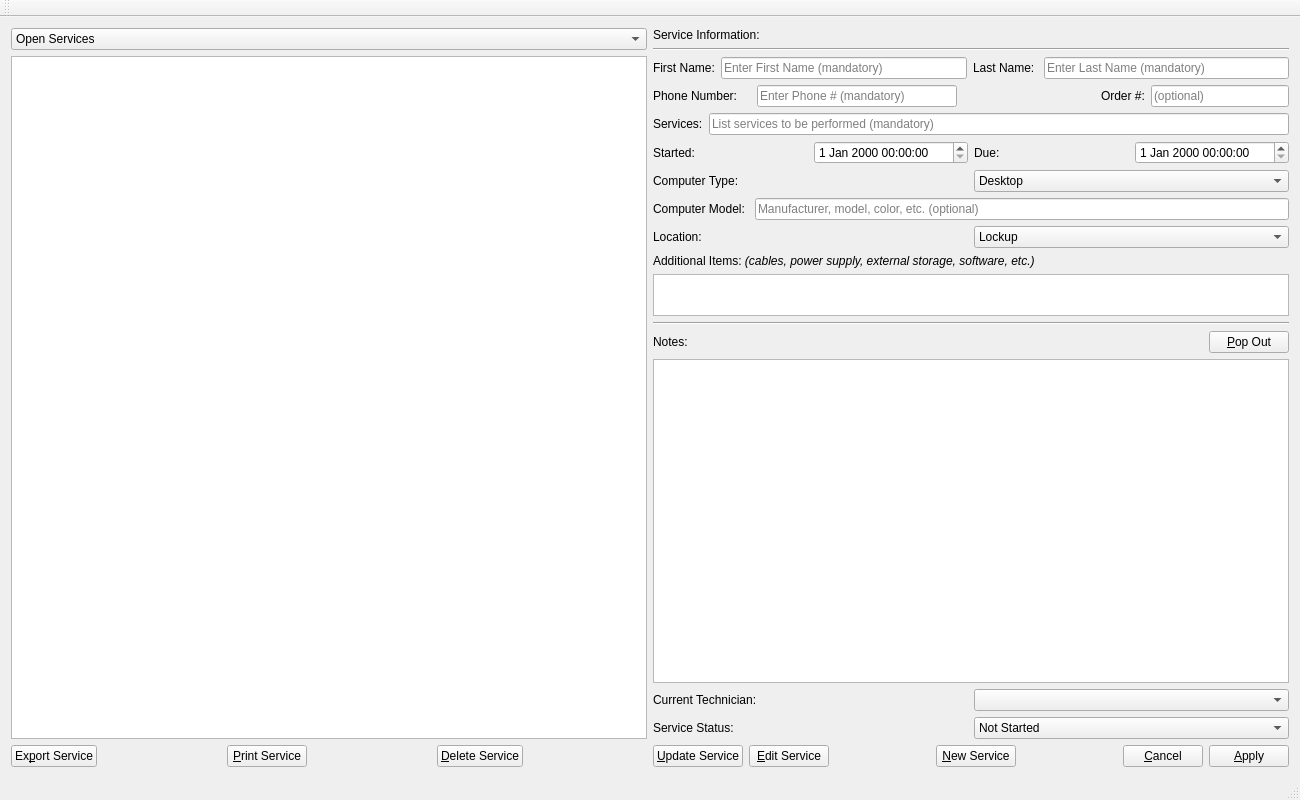
This is technotes.ui in TheLetterN/TechServiceNotes as Qt 5 draws it before an edit. The edited form follows.
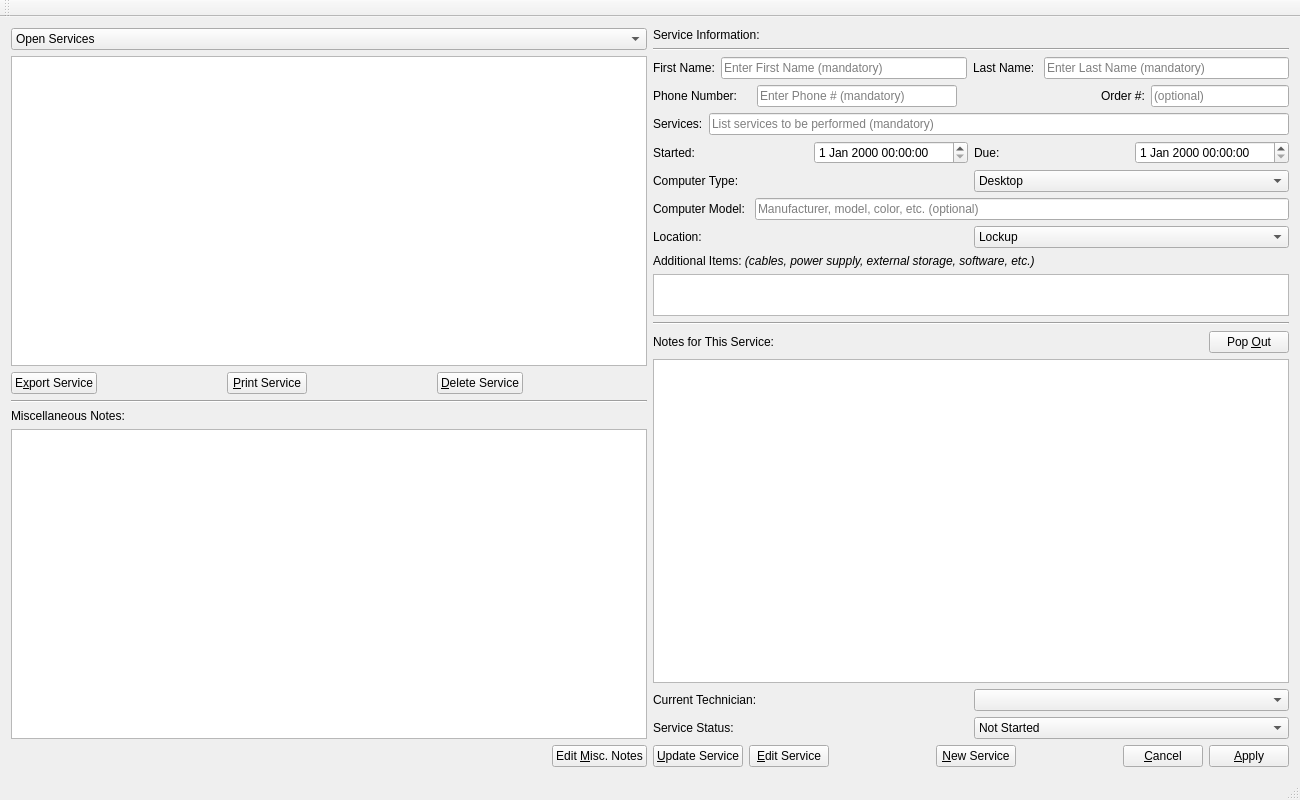
This is the edited form.

Commit message: Fixed a bug in which creating a new service while another service was selected would not clear the old service's Order #: field. Cleaned up some minor punctuation issues along the way. Added a field and button for miscellaneous notes not pertaining to any service. Added automatic creation of our data directory if it doesn't exist at the time of license agreement. Fixed a couple of buttons' text to keep the underlined letters from conflicting.

```diff
--- a/technotes.ui
+++ b/technotes.ui
@@ -48,7 +48,7 @@
            <string>&lt;html&gt;&lt;head/&gt;&lt;body&gt;&lt;p&gt;Export selected service to a plain .txt file&lt;/p&gt;&lt;/body&gt;&lt;/html&gt;</string>
           </property>
           <property name="text">
-           <string>Ex&amp;port Service</string>
+           <string>E&amp;xport Service</string>
           </property>
          </widget>
         </item>
@@ -107,6 +107,47 @@
         </item>
        </layout>
       </item>
+      <item>
+       <widget class="Line" name="line_3">
+        <property name="orientation">
+         <enum>Qt::Horizontal</enum>
+        </property>
+       </widget>
+      </item>
+      <item>
+       <widget class="QLabel" name="label_13">
+        <property name="text">
+         <string>Miscellaneous Notes:</string>
+        </property>
+       </widget>
+      </item>
+      <item>
+       <widget class="QTextEdit" name="miscNotesEdit"/>
+      </item>
+      <item>
+       <layout class="QHBoxLayout" name="horizontalLayout_13">
+        <item>
+         <spacer name="horizontalSpacer_7">
+          <property name="orientation">
+           <enum>Qt::Horizontal</enum>
+          </property>
+          <property name="sizeHint" stdset="0">
+           <size>
+            <width>40</width>
+            <height>20</height>
+           </size>
+          </property>
+         </spacer>
+        </item>
+        <item>
+         <widget class="QPushButton" name="miscEditButton">
+          <property name="text">
+           <string>Edit &amp;Misc. Notes</string>
+          </property>
+         </widget>
+        </item>
+       </layout>
+      </item>
      </layout>
     </item>
     <item>
@@ -401,7 +442,7 @@
              </sizepolicy>
             </property>
             <property name="text">
-             <string>Notes:</string>
+             <string>Notes for This Service:</string>
             </property>
            </widget>
           </item>
@@ -411,7 +452,7 @@
              <string>&lt;html&gt;&lt;head/&gt;&lt;body&gt;&lt;p&gt;Shows the notes for the current service in a new window.&lt;/p&gt;&lt;/body&gt;&lt;/html&gt;</string>
             </property>
             <property name="text">
-             <string>&amp;Pop Out</string>
+             <string>Pop &amp;Out</string>
             </property>
            </widget>
           </item>
```
The commit also changes 4 other files.
